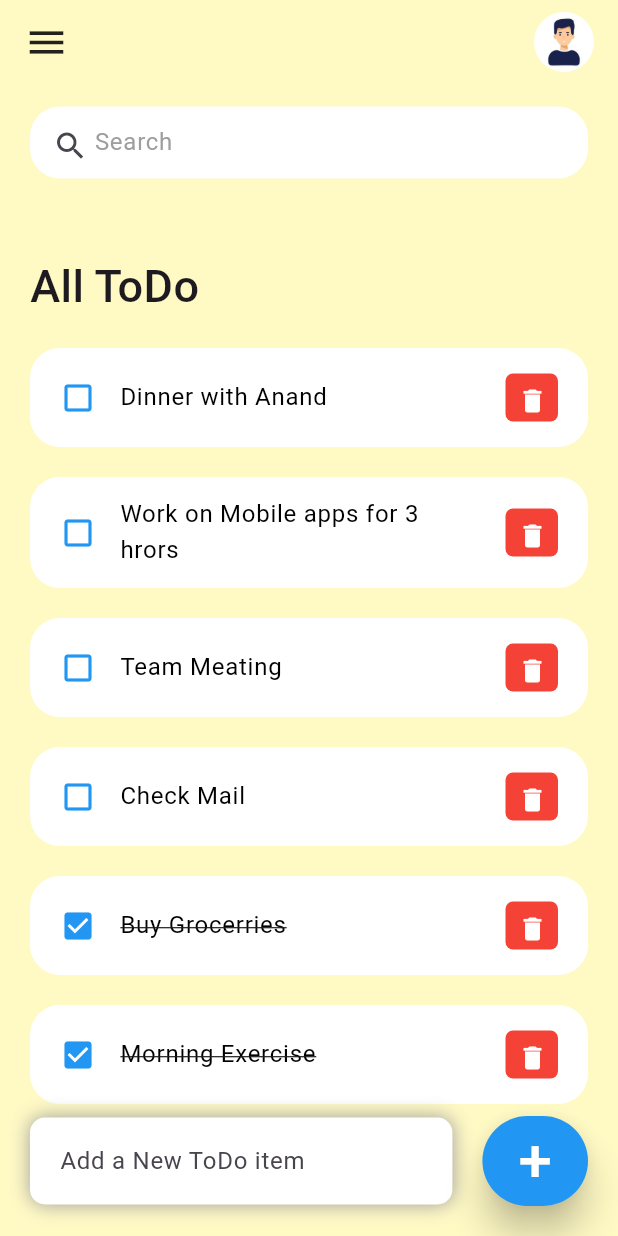
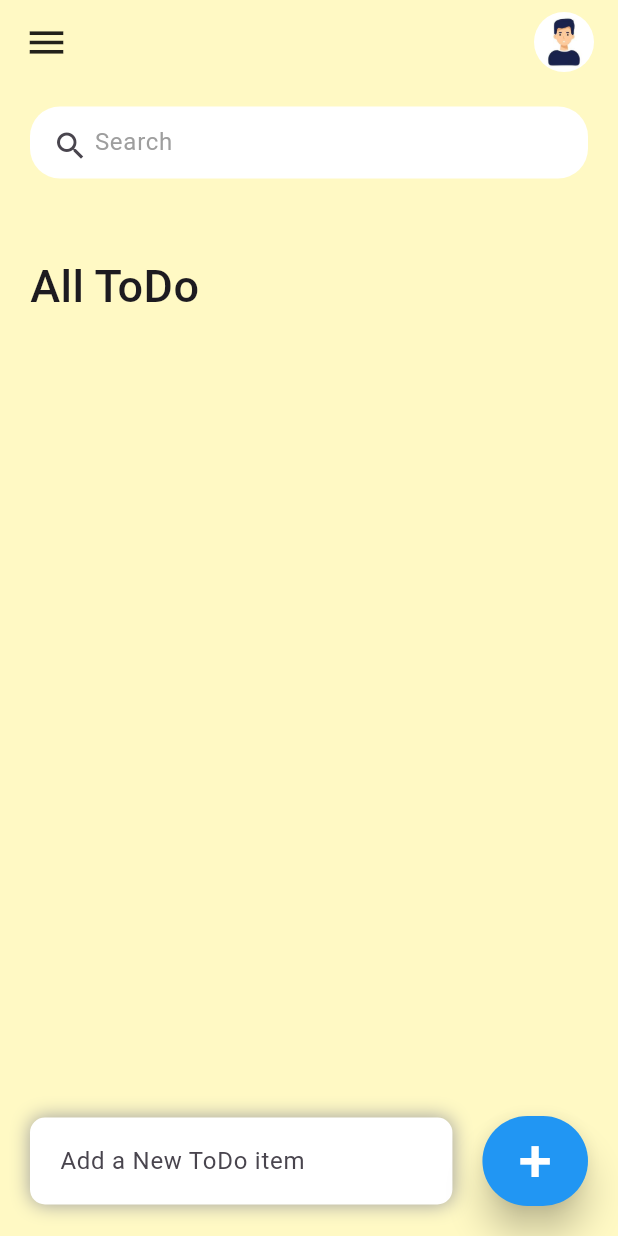
Before and after one commit to sunilbsrrs/ToDo-App, a Flutter app: the screen it shows after launch, on a phone screen of 412 x 824 dp. Run offline on Flutter 3.47's test engine with Material 3 defaults, Android fonts, the phone set to English and light mode, and no system bars.

Commit message:
This is my Second Commit.

```diff
--- a/lib/model/todo.dart
+++ b/lib/model/todo.dart
@@ -13,12 +13,7 @@ class ToDo{
 
   static List<ToDo> todoList(){
     return[
-      ToDo(id: '01', todoText: 'Morning Exercise', isDone: true),
-      ToDo(id: '02', todoText: 'Buy Grocerries', isDone: true),
-      ToDo(id: '03', todoText: 'Check Mail', ),
-      ToDo(id: '04', todoText: 'Team Meating' ),
-      ToDo(id: '05', todoText: 'Work on Mobile apps for 3 hrors',),
-      ToDo(id: '06', todoText: 'Dinner with Anand',),
+
     ];
   }
 }
```
Also changed, not shown: lib/main.dart (+6 -53 lines).
